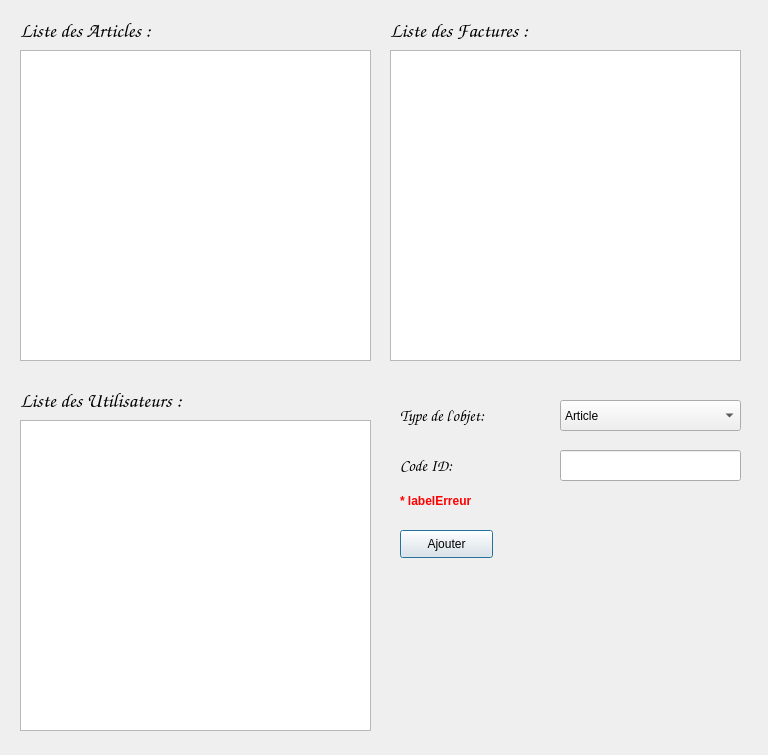
Old version of the form INTERFACEGRAPHIQUE/UI/Admin.ui in the repository SCP-8530/Magasin-Cartage.
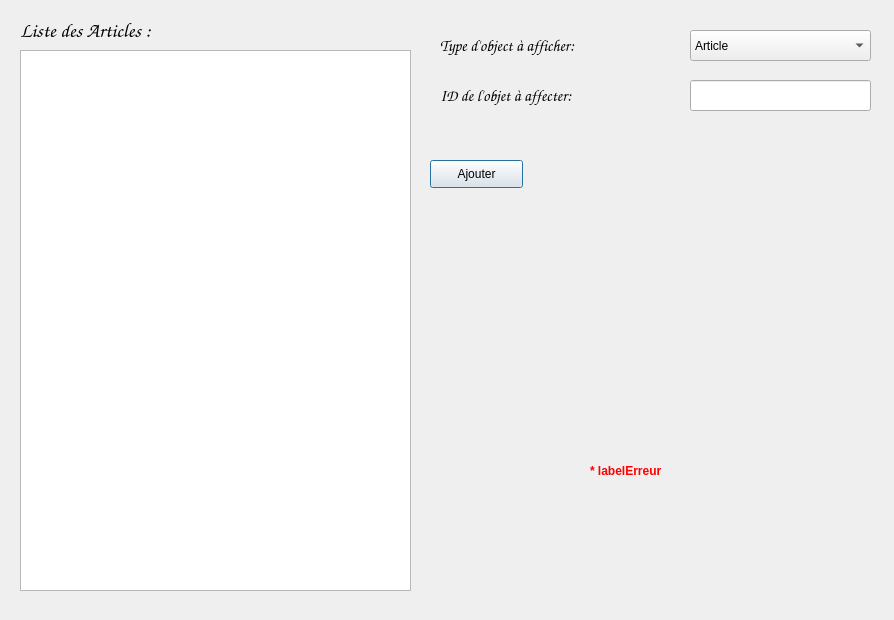
New version of the form.

Patch:
```diff
--- a/INTERFACEGRAPHIQUE/UI/Admin.ui
+++ b/INTERFACEGRAPHIQUE/UI/Admin.ui
@@ -6,8 +6,8 @@
    <rect>
     <x>0</x>
     <y>0</y>
-    <width>768</width>
-    <height>755</height>
+    <width>894</width>
+    <height>620</height>
    </rect>
   </property>
   <property name="windowTitle">
@@ -18,8 +18,8 @@
     <rect>
      <x>20</x>
      <y>50</y>
-     <width>351</width>
-     <height>311</height>
+     <width>391</width>
+     <height>541</height>
     </rect>
    </property>
   </widget>
@@ -42,70 +42,12 @@
     <string>Liste des Articles :</string>
    </property>
   </widget>
-  <widget class="QLabel" name="labelLstFacture">
-   <property name="geometry">
-    <rect>
-     <x>390</x>
-     <y>10</y>
-     <width>351</width>
-     <height>41</height>
-    </rect>
-   </property>
-   <property name="font">
-    <font>
-     <family>Comic Sans MS</family>
-     <pointsize>15</pointsize>
-    </font>
-   </property>
-   <property name="text">
-    <string>Liste des Factures :</string>
-   </property>
-  </widget>
-  <widget class="QTextBrowser" name="textBrowserLstFacture">
-   <property name="geometry">
-    <rect>
-     <x>390</x>
-     <y>50</y>
-     <width>351</width>
-     <height>311</height>
-    </rect>
-   </property>
-  </widget>
-  <widget class="QTextBrowser" name="textBrowserLstUser">
-   <property name="geometry">
-    <rect>
-     <x>20</x>
-     <y>420</y>
-     <width>351</width>
-     <height>311</height>
-    </rect>
-   </property>
-  </widget>
-  <widget class="QLabel" name="labelLstUser">
-   <property name="geometry">
-    <rect>
-     <x>20</x>
-     <y>380</y>
-     <width>351</width>
-     <height>41</height>
-    </rect>
-   </property>
-   <property name="font">
-    <font>
-     <family>Comic Sans MS</family>
-     <pointsize>15</pointsize>
-    </font>
-   </property>
-   <property name="text">
-    <string>Liste des Utilisateurs :</string>
-   </property>
-  </widget>
   <widget class="QLabel" name="labelID">
    <property name="geometry">
     <rect>
-     <x>400</x>
-     <y>450</y>
-     <width>151</width>
+     <x>440</x>
+     <y>80</y>
+     <width>241</width>
      <height>31</height>
     </rect>
    </property>
@@ -116,15 +58,15 @@
     </font>
    </property>
    <property name="text">
-    <string>Code ID:</string>
+    <string>ID de l'objet à affecter:</string>
    </property>
   </widget>
   <widget class="QLabel" name="labelType">
    <property name="geometry">
     <rect>
-     <x>400</x>
-     <y>400</y>
-     <width>151</width>
+     <x>440</x>
+     <y>30</y>
+     <width>251</width>
      <height>31</height>
     </rect>
    </property>
@@ -135,14 +77,14 @@
     </font>
    </property>
    <property name="text">
-    <string>Type de l'objet:</string>
+    <string>Type d'object à afficher:</string>
    </property>
   </widget>
   <widget class="QLineEdit" name="lineEditID">
    <property name="geometry">
     <rect>
-     <x>560</x>
-     <y>450</y>
+     <x>690</x>
+     <y>80</y>
      <width>181</width>
      <height>31</height>
     </rect>
@@ -151,8 +93,8 @@
   <widget class="QComboBox" name="comboBoxType">
    <property name="geometry">
     <rect>
-     <x>560</x>
-     <y>400</y>
+     <x>690</x>
+     <y>30</y>
      <width>181</width>
      <height>31</height>
     </rect>
@@ -176,8 +118,8 @@
   <widget class="QLabel" name="labelErreur">
    <property name="geometry">
     <rect>
-     <x>400</x>
-     <y>490</y>
+     <x>590</x>
+     <y>460</y>
      <width>341</width>
      <height>21</height>
     </rect>
@@ -199,8 +141,8 @@
   <widget class="QPushButton" name="buttonAjouter">
    <property name="geometry">
     <rect>
-     <x>400</x>
-     <y>530</y>
+     <x>430</x>
+     <y>160</y>
      <width>93</width>
      <height>28</height>
     </rect>
```
Left out of the diff: 2 changed lines with no effect on the pictures.
